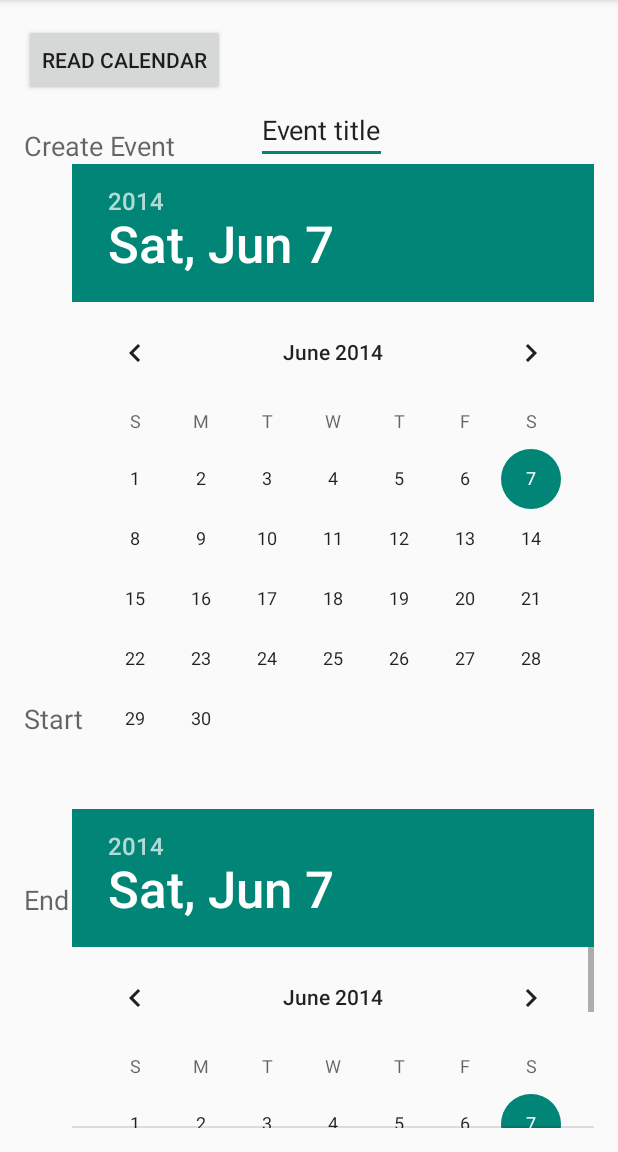
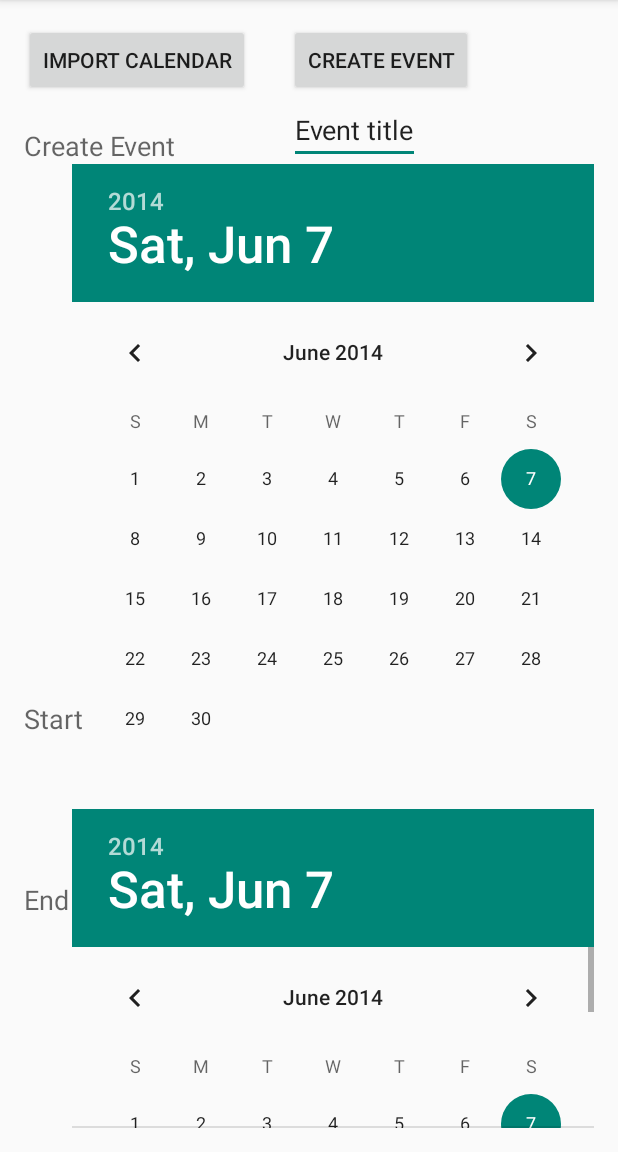
Before and after one commit to r0ck5tar/FreeTime, an Android app: the screen it shows after launch (MainActivity), on a phone screen of 412 x 824 dp, the part 84-1236 px from its top. Run offline under Robolectric (Android 15) with nearby library versions, the phone set to English and light mode, and no system bars; 1 statement that could not run was skipped.

Commit message:
Trying to bind the Service to multiple Activities
Trying to bind the FreeTimeService to the ImportCalendarActivity in
addition to the MainActivity. Doesn't'work.

Consider subclassing the Application class, and using that subclass as
an entry point to our application (and bind the FreeTimeService to this
subclass) - I've created the FreeTimeApp as the Application subclass.

References:

http://stackoverflow.com/questions/2621395/more-efficient-way-of-updating-ui-from-service-than-intents/2622473#2622473

http://www.devahead.com/blog/2011/06/extending-the-android-application-class-and-dealing-with-singleton/

```diff
--- a/app/src/main/java/fr/unice/polytech/freetime/app/MainActivity.java
+++ b/app/src/main/java/fr/unice/polytech/freetime/app/MainActivity.java
@@ -10,7 +10,6 @@ import android.os.IBinder;
 import android.support.v7.app.ActionBarActivity;
 import android.view.Menu;
 import android.view.View;
-import android.widget.Button;
 import android.widget.DatePicker;
 import android.widget.EditText;
 import android.widget.Toast;
@@ -19,23 +18,25 @@ import fr.unice.polytech.calendarmodule.FreeTimeCalendarService;
 
 public class MainActivity extends ActionBarActivity {
     private FreeTimeCalendarService ftcService;
+    private boolean bound = false;
     private DatePicker startDatePicker;
     private DatePicker endDatePicker;
     private EditText eventTitle;
+
 
     private ServiceConnection ftcServiceConnection = new ServiceConnection() {
         @Override
         public void onServiceConnected(ComponentName componentName, IBinder service) {
             ftcService = ((FreeTimeCalendarService.FreeTimeBinder)service).getService();
 
-            Toast.makeText(getApplicationContext(), "@string/service_connected", Toast.LENGTH_LONG).show();
+            Toast.makeText(getApplicationContext(), R.string.service_connected, Toast.LENGTH_LONG).show();
         }
 
         @Override
         public void onServiceDisconnected(ComponentName componentName) {
             ftcService = null;
 
-            Toast.makeText(getApplicationContext(), "@string/service_disconnected", Toast.LENGTH_LONG).show();
+            Toast.makeText(getApplicationContext(), R.string.service_disconnected, Toast.LENGTH_LONG).show();
         }
     };
 
@@ -44,51 +45,38 @@ public class MainActivity extends ActionBarActivity {
     protected void onCreate(Bundle savedInstanceState) {
         super.onCreate(savedInstanceState);
         setContentView(R.layout.activity_main);
-        bindService(new Intent(getApplicationContext(), FreeTimeCalendarService.class), ftcServiceConnection, Context.BIND_AUTO_CREATE);
-
-        Button readCalendarButton = (Button) findViewById( R.id.read_calendar_button);
-        readCalendarButton.setOnClickListener(new View.OnClickListener() {
-            @Override
-            public void onClick(View view) {
-                System.out.println("Reading Calendar");
-                System.out.println(ftcService.getFreeTimeCalendarId());
-            }
-        });
+        bound = getApplicationContext().bindService(new Intent(getApplicationContext(), FreeTimeCalendarService.class), ftcServiceConnection, Context.BIND_AUTO_CREATE);
 
         eventTitle = (EditText) findViewById(R.id.eventTitle);
         startDatePicker = (DatePicker) findViewById(R.id.startdatePicker);
         endDatePicker = (DatePicker) findViewById(R.id.endDatePicker);
+    }
 
-        Button createEventButton = (Button) findViewById(R.id.createEventButton);
-        createEventButton.setOnClickListener(new View.OnClickListener() {
-            @Override
-            public void onClick(View view) {
-                System.out.println("Creating Event");
-                String title = eventTitle.getText().toString();
-                int startDay = startDatePicker.getDayOfMonth();
-                int startMonth = startDatePicker.getMonth();
-                int startYear = startDatePicker.getYear();
-                int endDay = endDatePicker.getDayOfMonth();
-                int endMonth = endDatePicker.getMonth();
-                int endYear = endDatePicker.getYear();
+    @Override
+    public void onPause() {
+        super.onPause();
+        if(bound) {
+            getApplicationContext().unbindService(ftcServiceConnection);
+            bound = false;
+        }
+    }
 
-                System.out.println("Start date :" + startDay + "/"  + startMonth + "/" + startYear);
-                System.out.println("End date :" + endDay + "/" + endMonth + "/" + endYear);
-
-                ftcService.createEvent(title, startYear, startMonth, startDay, endYear, endMonth, endDay);
-            }
-        });
-
+    @Override
+    public void onResume() {
+        super.onResume();
+        if(!bound){
+            getApplicationContext().bindService(new Intent(getApplicationContext(), FreeTimeCalendarService.class), ftcServiceConnection, Context.BIND_AUTO_CREATE);
+        }
     }
 
     @Override
     protected void onDestroy() {
         super.onDestroy();
 
-        unbindService(ftcServiceConnection);
+        getApplicationContext().unbindService(ftcServiceConnection);
+        bound = false;
 
     }
-
 
     @Override
     public boolean onCreateOptionsMenu(Menu menu) {
@@ -97,4 +85,25 @@ public class MainActivity extends ActionBarActivity {
         getMenuInflater().inflate(R.menu.main, menu);
         return true;
     }
+
+    public void onCreateEventButtonClick(View view) {
+        System.out.println("Creating Event");
+        String title = eventTitle.getText().toString();
+        int startDay = startDatePicker.getDayOfMonth();
+        int startMonth = startDatePicker.getMonth();
+        int startYear = startDatePicker.getYear();
+        int endDay = endDatePicker.getDayOfMonth();
+        int endMonth = endDatePicker.getMonth();
+        int endYear = endDatePicker.getYear();
+
+        System.out.println("Start date :" + startDay + "/"  + startMonth + "/" + startYear);
+        System.out.println("End date :" + endDay + "/" + endMonth + "/" + endYear);
+
+        ftcService.createEvent(title, startYear, startMonth, startDay, endYear, endMonth, endDay);
+    }
+
+    public void onImportCalendarButton(View view){
+        Intent intent = new Intent(getApplicationContext(), ImportCalendarActivity.class);
+        startActivity(intent);
+    }
 }
--- a/app/src/main/res/layout/activity_main.xml
+++ b/app/src/main/res/layout/activity_main.xml
@@ -8,28 +8,14 @@
     android:paddingBottom="@dimen/activity_vertical_margin"
     tools:context="fr.unice.polytech.freetime.app.MainActivity">
 
-    TextView
-    android:text="@string/hello_world"
-    android:layout_width="wrap_content"
-    android:layout_height="wrap_content"
-    android:id="@+id/textView" />
-
-    <Button
-        android:layout_width="wrap_content"
-        android:layout_height="wrap_content"
-        android:text="@string/read_calendar_button"
-        android:id="@+id/read_calendar_button"
-        android:layout_alignParentTop="true"
-        android:layout_alignParentLeft="true"
-        android:layout_alignParentStart="true" />
-
     <EditText
         android:layout_width="wrap_content"
         android:layout_height="wrap_content"
         android:id="@+id/eventTitle"
         android:text="Event title"
-        android:layout_below="@+id/read_calendar_button"
-        android:layout_toRightOf="@+id/createEventButton" />
+        android:layout_below="@+id/createEventButton"
+        android:layout_alignLeft="@+id/createEventButton"
+        android:layout_alignStart="@+id/createEventButton" />
 
     <DatePicker
         android:layout_width="wrap_content"
@@ -57,7 +43,7 @@
         android:layout_height="wrap_content"
         android:textAppearance="?android:attr/textAppearanceMedium"
         android:text="End"
-        android:id="@+id/textView"
+        android:id="@+id/calendar_name"
         android:layout_alignTop="@+id/endDatePicker"
         android:layout_alignParentLeft="true"
         android:layout_alignParentStart="true"
@@ -82,7 +68,7 @@
         android:id="@+id/textView3"
         android:layout_above="@+id/startdatePicker"
         android:layout_alignParentLeft="true"
-        android:layout_alignParentStart="true" />
+        android:layout_alignParentStart="true"/>
 
     <Button
         style="?android:attr/buttonStyleSmall"
@@ -90,8 +76,16 @@
         android:layout_height="wrap_content"
         android:text="Create Event"
         android:id="@+id/createEventButton"
-        android:layout_below="@+id/endDatePicker"
-        android:layout_alignLeft="@+id/endDatePicker"
-        android:layout_alignStart="@+id/endDatePicker" />
+        android:onClick="onCreateEventButtonClick"
+        android:layout_marginLeft="26dp"
+        android:layout_alignTop="@+id/import_calendar_button"
+        android:layout_toRightOf="@+id/import_calendar_button" />
+
+    <Button
+        android:layout_width="wrap_content"
+        android:layout_height="wrap_content"
+        android:text="@string/import_calendar_button"
+        android:id="@+id/import_calendar_button"
+        android:onClick="onImportCalendarButton"/>
 
 </RelativeLayout>
--- /dev/null
+++ b/app/src/main/res/values/strings-import-activity.xml
@@ -0,0 +1,5 @@
+<?xml version="1.0" encoding="utf-8"?>
+<resources>
+    <string name="title_activity_import_calendar">ImportCalendarActivity</string>
+    <string name="info_text">Choose a calendar to import</string>
+</resources>
--- a/app/src/main/res/values/strings.xml
+++ b/app/src/main/res/values/strings.xml
@@ -5,7 +5,9 @@
     <string name="hello_world">Hello world!</string>
     <string name="action_settings">Settings</string>
     <string name="read_calendar_button">Read Calendar</string>
+    <string name="import_calendar_button">Import Calendar</string>
     <string name="service_connected">FreeTimeCalendarService connected</string>
     <string name="service_disconnected">FreeTimeCalendarService disconnected</string>
 
+
 </resources>
--- a/build.gradle
+++ b/build.gradle
@@ -5,7 +5,7 @@ buildscript {
         mavenCentral()
     }
     dependencies {
-        classpath 'com.android.tools.build:gradle:0.9.+'
+        classpath 'com.android.tools.build:gradle:0.11.+'
     }
 }
 
```
Also changed, not shown: CalendarModule/build.gradle (+4 -4 lines), CalendarModule/src/main/java/fr/unice/polytech/calendarmodule/FreeTimeCalendarService.java (+8 -3 lines), app/build.gradle (+4 -4 lines), app/src/main/AndroidManifest.xml (+6 -1 lines), app/src/main/java/fr/unice/polytech/freetime/app/FreeTimeApplication.java (added, +10 -0 lines), app/src/main/java/fr/unice/polytech/freetime/app/ImportCalendarActivity.java (added, +95 -0 lines), app/src/main/java/fr/unice/polytech/freetime/app/TaskCreationActivity.java (added, +36 -0 lines), app/src/main/res/layout/activity_import_calendar.xml (added, +29 -0 lines), app/src/main/res/layout/activity_task_creation.xml (added, +16 -0 lines), app/src/main/res/layout/calendar_info.xml (added, +24 -0 lines), app/src/main/res/menu/import_calendar.xml (added, +8 -0 lines), app/src/main/res/menu/task_creation.xml (added, +8 -0 lines), gradle/wrapper/gradle-wrapper.properties, 3 other files.
